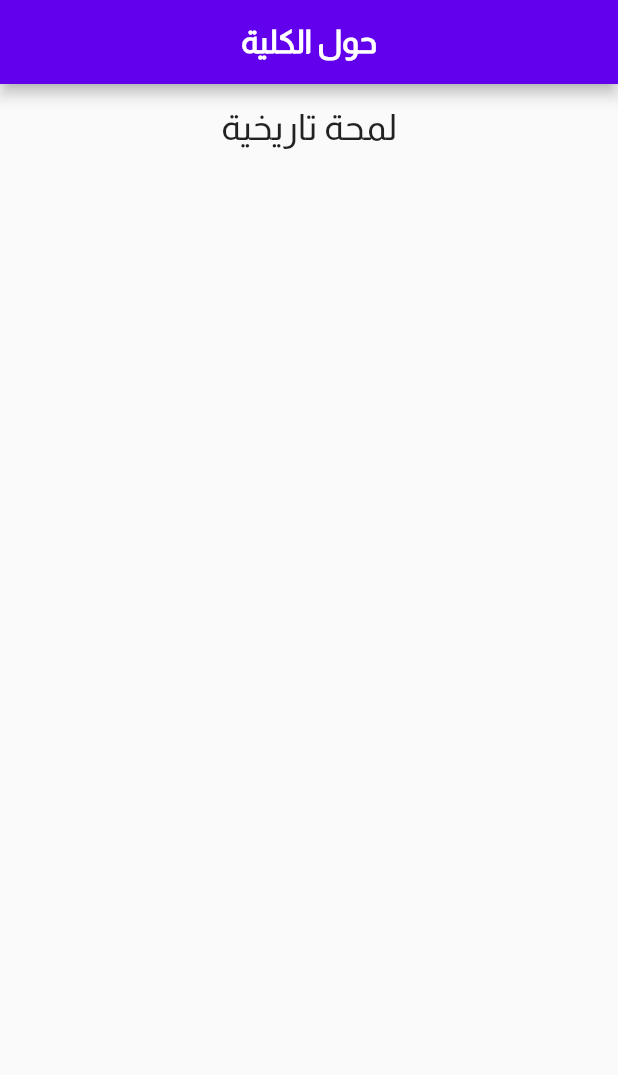
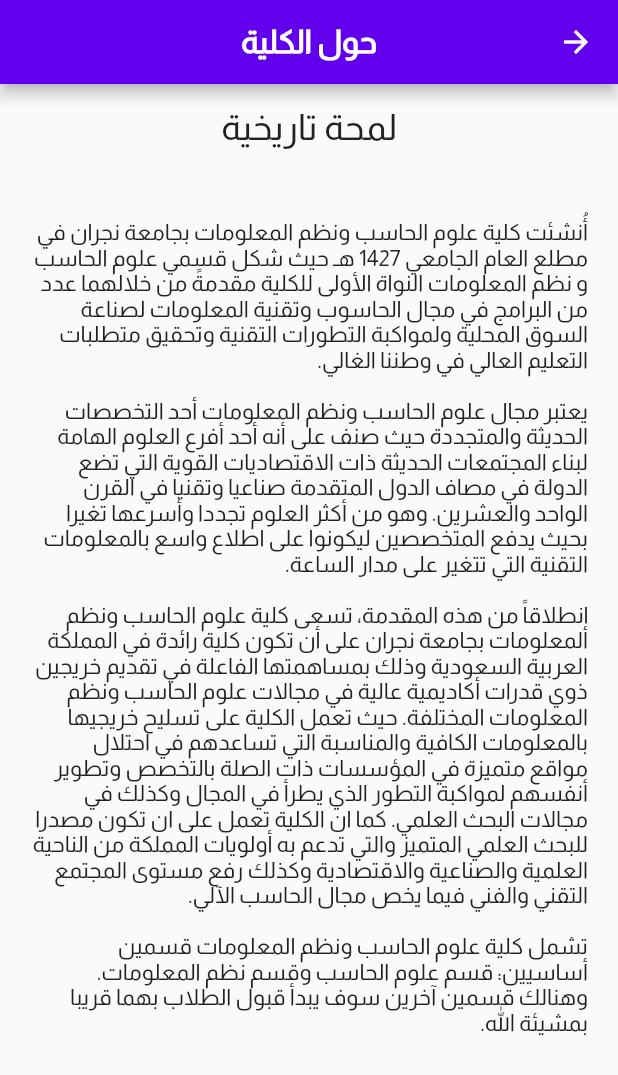
Before and after one commit to Ezzalarab/college_events, a Flutter app: the screen it shows after launch, in the side drawer, after a tap on "حول الكلية", on a phone screen of 412 x 824 dp. Shown: the top 1075 px of the screen. Run offline on Flutter 3.47's test engine with Material 2 defaults, Android fonts, the phone set to English and light mode, and no system bars; our stand-ins replace carousel_slider.

Commit message:
design about page

```diff
--- a/lib/pages/about_college.dart
+++ b/lib/pages/about_college.dart
@@ -11,16 +11,30 @@ class AboutCollege extends StatelessWidget {
         centerTitle: true,
       ),
       body: ListView(
-        children: [
+        children: const [
           Padding(
-            padding: const EdgeInsets.all(15.0),
-            child: const Text(
+            padding: EdgeInsets.only(top: 15.0, left: 15, right: 15, bottom: 8),
+            child: Text(
               'لمحة تاريخية',
               textAlign: TextAlign.center,
               style: TextStyle(fontSize: 24),
             ),
           ),
-          // Text.rich()
+          SizedBox(
+            height: 20,
+          ),
+          Padding(
+            padding: const EdgeInsets.all(20.0),
+            child: Text('''
+أُنشئت كلية علوم الحاسب ونظم المعلومات بجامعة نجران في مطلع العام الجامعي 1427 هـ حيث شكل قسمي علوم الحاسب و نظم المعلومات النواة الأولى للكلية مقدمةً من خلالهما عدد من البرامج في مجال الحاسوب وتقنية المعلومات لصناعة السوق المحلية ولمواكبة التطورات التقنية وتحقيق متطلبات التعليم العالي في وطننا الغالي.
+
+يعتبر مجال علوم الحاسب ونظم المعلومات أحد التخصصات الحديثة والمتجددة حيث صنف على أنه أحد أفرع العلوم الهامة لبناء المجتمعات الحديثة ذات الاقتصاديات القوية التي تضع الدولة في مصاف الدول المتقدمة صناعيا وتقنيا في القرن الواحد والعشرين. وھو من أكثر العلوم تجددا وأسرعها تغيرا بحيث يدفع المتخصصين ليكونوا على اطلاع واسع بالمعلومات التقنية التي تتغير على مدار الساعة.
+
+إنطلاقاً من هذه المقدمة، تسعى كلية علوم الحاسب ونظم المعلومات بجامعة نجران على أن تكون كلية رائدة في المملكة العربية السعودية وذلك بمساهمتها الفاعلة في تقديم خريجين ذوي قدرات أكاديمية عالية في مجالات علوم الحاسب ونظم المعلومات المختلفة. حيث تعمل الكلية على تسليح خريجيها بالمعلومات الكافية والمناسبة التي تساعدهم في احتلال مواقع متميزة في المؤسسات ذات الصلة بالتخصص وتطوير أنفسهم لمواكبة التطور الذي يطرأ في المجال وكذلك في مجالات البحث العلمي. كما ان الكلية تعمل على ان تكون مصدرا للبحث العلمي المتميز والتي تدعم به أولويات المملكة من الناحية العلمية والصناعية والاقتصادية وكذلك رفع مستوى المجتمع التقني والفني فيما يخص مجال الحاسب الآلي.
+
+تشمل كلية علوم الحاسب ونظم المعلومات قسمين أساسيين: قسم علوم الحاسب وقسم نظم المعلومات. وهنالك قسمين آخرين سوف يبدأ قبول الطلاب بهما قريبا بمشيئة الله.
+'''),
+          ),
         ],
       ),
     );
--- a/lib/widgets/home/home_drawer/home_drower_body.dart
+++ b/lib/widgets/home/home_drawer/home_drower_body.dart
@@ -41,7 +41,7 @@ class HomeDrawerBody extends StatelessWidget {
             title: "حول الكلية",
             icon: Icons.info_outline,
             onTap: () {
-              Navigator.of(context).pushReplacement(
+              Navigator.of(context).push(
                 MaterialPageRoute<void>(
                   builder: (BuildContext context) => const AboutCollege(),
                 ),
```
